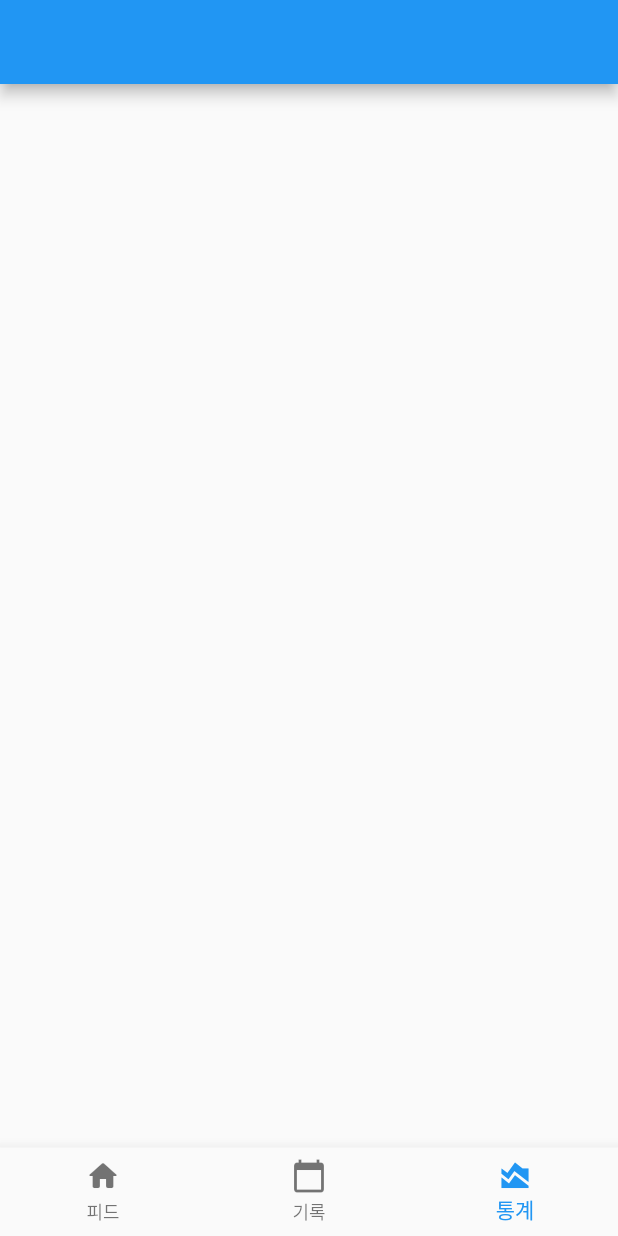
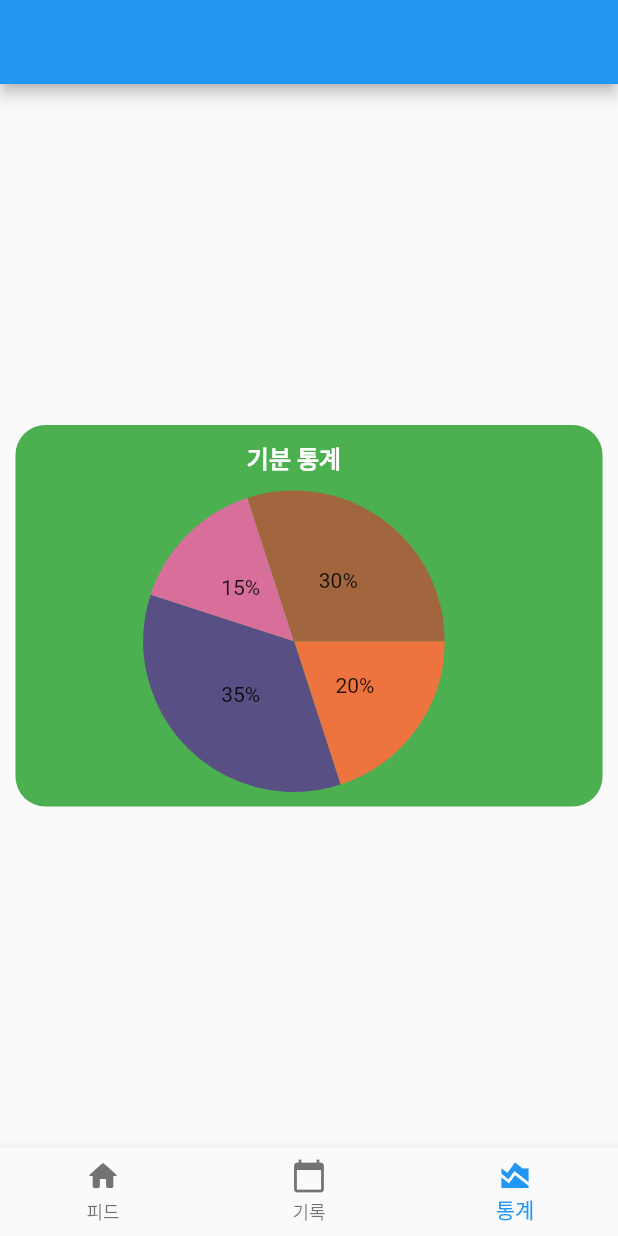
Before and after one commit to IsacShin/DailyDiary, a Flutter app: the screen it shows after launch, item 3 of the bottom bar chosen, on a phone screen of 412 x 824 dp. Run offline on Flutter 3.47's test engine with Material 2 defaults, Android fonts, the phone set to English and light mode, and no system bars; drawn by our look-alikes of fl_chart; our stand-ins replace sqflite, table_calendar; missing offline and left inert: multi_image_picker2; accounts and stored records are empty.

Commit message:
통계 페이지 레이아웃 추가

```diff
--- a/lib/main.dart
+++ b/lib/main.dart
@@ -3,9 +3,10 @@ import 'package:dailyapp/data/data.dart';
 import 'package:dailyapp/data/database.dart';
 import 'package:dailyapp/views/widget/feedbox.dart';
 import 'package:dailyapp/views/write.dart';
-import 'package:flutter/cupertino.dart';
+import 'package:fl_chart/fl_chart.dart';
 import 'package:flutter/material.dart';
 import 'package:table_calendar/table_calendar.dart';
+
 
 void main() {
   runApp(const MyApp());
@@ -118,6 +119,8 @@ class _MyHomePageState extends State<MyHomePage> {
       return getHomeWidget();
     }else if(currentIndex == 1) { // calendar
       return getCalendarWidget();
+    }else if(currentIndex == 2) { // total
+      return getTotalPage();
     }
 
     return Container();
@@ -194,11 +197,11 @@ class _MyHomePageState extends State<MyHomePage> {
                   dateTime = selectedDay;
                   getDateHistory();
                 },
-                headerStyle: HeaderStyle(
+                headerStyle: const HeaderStyle(
                     titleCentered: true
                 ),
                 calendarFormat: CalendarFormat.month,
-                availableCalendarFormats: {
+                availableCalendarFormats: const {
                   CalendarFormat.month: ""
                 },
               )
@@ -213,4 +216,69 @@ class _MyHomePageState extends State<MyHomePage> {
       ),
     );
   }
+
+  Widget getTotalPage() {
+    double radius = MediaQuery.of(context).size.width / 4.1;
+
+    List<PieChartSectionData> pieChartSectionData = [
+      PieChartSectionData(
+        value: 20,
+        title: '20%',
+        color: Color(0xffed733f),
+        radius: radius
+      ),
+      PieChartSectionData(
+        value: 35,
+        title: '35%',
+        color: Color(0xff584f84),
+          radius: radius
+      ),
+      PieChartSectionData(
+        value: 15,
+        title: '15%',
+        color: Color(0xffd86f9b),
+          radius: radius
+      ),
+      PieChartSectionData(
+        value: 30,
+        title: '30%',
+        color: Color(0xffa2663e),
+          radius: radius
+      ),
+    ];
+
+    return Center(
+      child: Container(
+        width: MediaQuery.of(context).size.width * 0.95,
+        height: MediaQuery.of(context).size.width * 0.95 * 0.65,
+        padding: EdgeInsets.fromLTRB(0, 10, 20, 10),
+        decoration: BoxDecoration(
+          color: Colors.green,
+          borderRadius: BorderRadius.circular(20),
+        ),
+        child: Column(
+          mainAxisAlignment: MainAxisAlignment.center,
+          children: <Widget>[
+            const Text(
+              "기분 통계",
+              style: TextStyle(
+                  color: Colors.white,
+                  fontSize: 16,
+                  fontWeight: FontWeight.bold),
+            ),
+            Expanded(
+                child: Container(
+                  padding: EdgeInsets.only(top: 10),
+                  child: PieChart(PieChartData(
+                      centerSpaceRadius: 0,
+                      sectionsSpace: 0,
+                      sections: pieChartSectionData
+                  ))
+                ))
+          ],
+        ),
+      ),
+    );
+
+  }
 }
```
